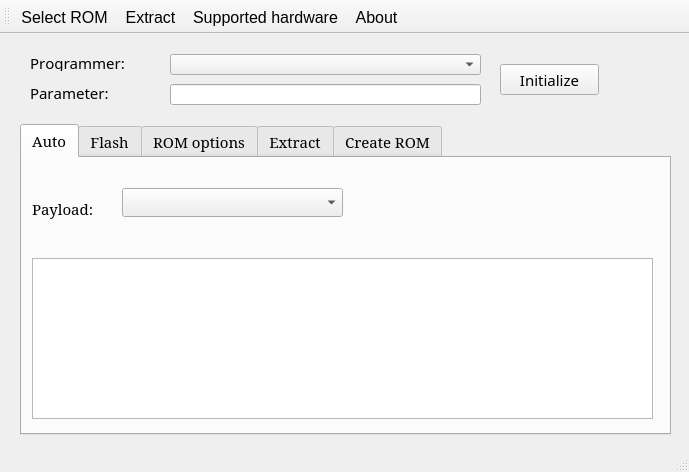
This is mainwindow.ui in lukaszdmitrowski/coreboot_flashtool as Qt 5 draws it before an edit. The edited form follows.
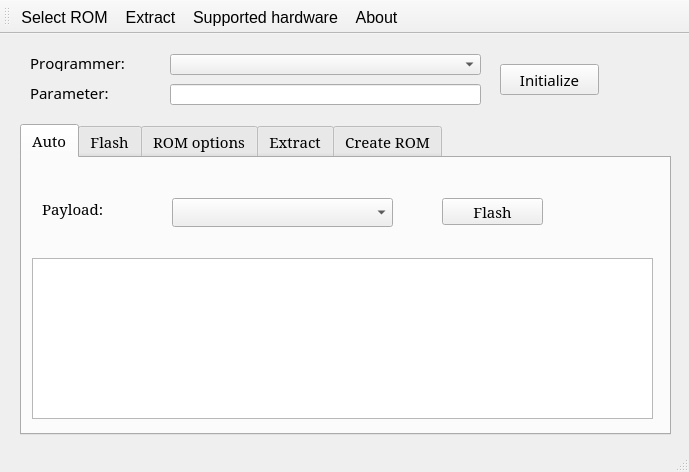
This is the edited form. Icons and pictures are not drawn.

Commit message: [MOD] Added global pointer for logging frame

Patch:
```diff
--- a/mainwindow.ui
+++ b/mainwindow.ui
@@ -71,7 +71,7 @@
      <widget class="QLabel" name="l_auto_payload">
       <property name="geometry">
        <rect>
-        <x>10</x>
+        <x>20</x>
         <y>40</y>
         <width>91</width>
         <height>21</height>
@@ -84,8 +84,8 @@
      <widget class="QComboBox" name="cb_auto_sel_payload">
       <property name="geometry">
        <rect>
-        <x>100</x>
-        <y>30</y>
+        <x>150</x>
+        <y>40</y>
         <width>221</width>
         <height>29</height>
        </rect>
@@ -110,6 +110,19 @@
        <number>0</number>
       </property>
      </widget>
+     <widget class="QPushButton" name="b_auto_flash">
+      <property name="geometry">
+       <rect>
+        <x>420</x>
+        <y>40</y>
+        <width>101</width>
+        <height>27</height>
+       </rect>
+      </property>
+      <property name="text">
+       <string>Flash</string>
+      </property>
+     </widget>
     </widget>
     <widget class="QWidget" name="tab_flash">
      <attribute name="icon">
```
The commit also changes 1 other file.
